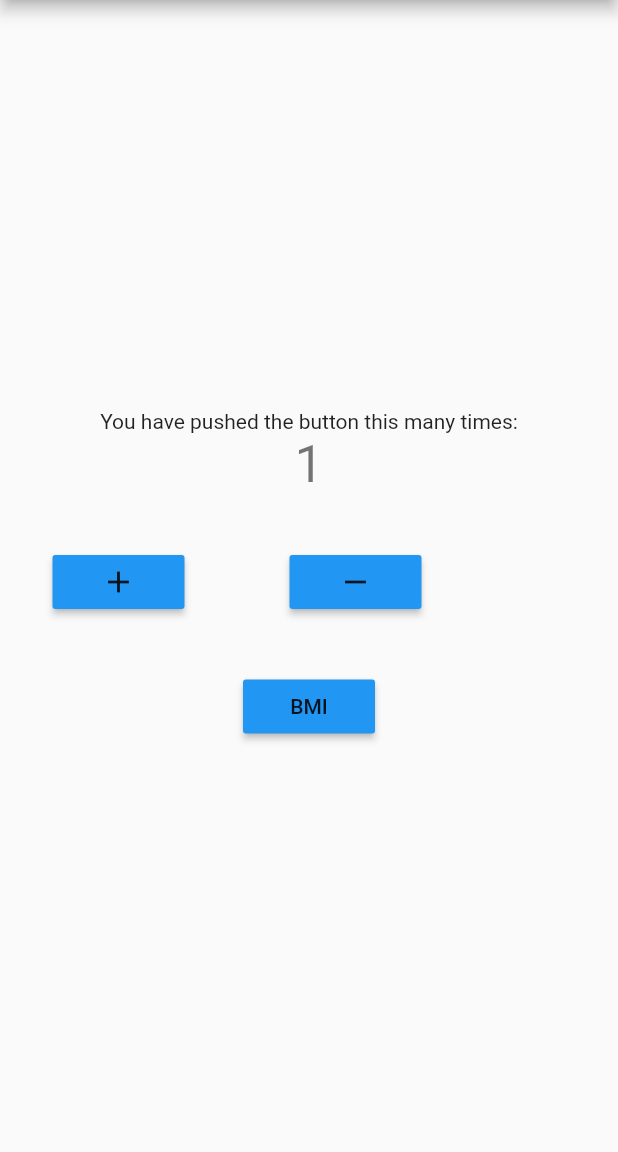
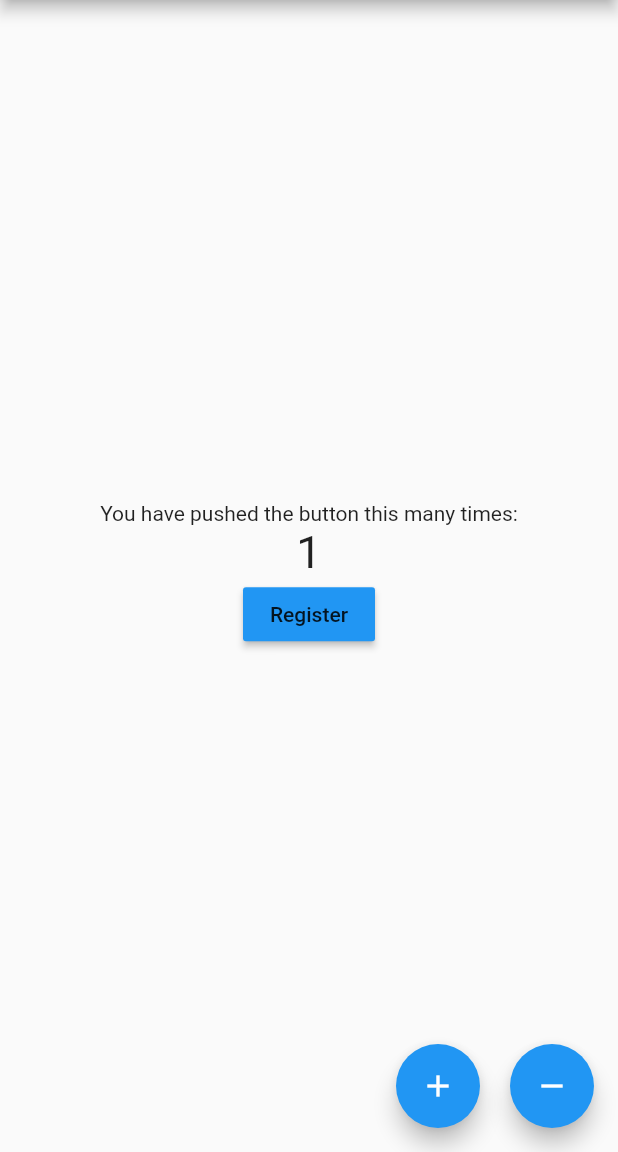
Before and after one commit to AdarshKadrolli1998/provider, a Flutter app: the screen it shows after launch, after a tap on the "add" icon, on a phone screen of 412 x 824 dp, the part 84-1236 px from its top. Run offline on Flutter 3.47's test engine with Material 2 defaults, Android fonts, the phone set to English and light mode, and no system bars.

Commit message:
Add files via upload

```diff
--- /dev/null
+++ b/lib/bloc.dart
@@ -0,0 +1,32 @@
+import 'dart:async';
+import 'event_counter.dart';
+
+// ignore: camel_case_types
+class Bloc_Counter{
+  int _counter = 0;
+
+  final _counterStateController = StreamController<int>();
+
+  StreamSink<int> get _inCounter =>_counterStateController.sink;
+  Stream<int> get counter =>_counterStateController.stream;
+
+  final _counterEventController = StreamController<EventCounter>();
+  Sink<EventCounter> get counterEventSink =>_counterEventController.sink;
+
+  Bloc_Counter(){
+    _counterEventController.stream.listen((_mapEventToState));
+  }
+
+  void _mapEventToState(EventCounter event){
+    if(event is IncrementEvent)
+      _counter++;
+    else
+      _counter--;
+    _inCounter.add(_counter);
+  }
+
+  void dispose(){
+    _counterStateController.close();
+    _counterEventController.close();
+  }
+}
--- a/lib/bmi.dart
+++ b/lib/bmi.dart
@@ -1,8 +1,8 @@
 import 'package:flutter/material.dart';
 import 'package:provider/provider.dart';
 import 'bmi_provider.dart';
-import 'demo_provider.dart';
 
+// ignore: camel_case_types
 class BMI_Calc extends StatelessWidget {
   @override
   Widget build(BuildContext context) {
--- /dev/null
+++ b/lib/demo_bloc.dart
@@ -0,0 +1,105 @@
+import 'package:flutter/cupertino.dart';
+import 'package:flutter/material.dart';
+import 'bloc.dart';
+import 'event_counter.dart';
+import 'register.dart';
+
+class Bloc extends StatelessWidget {
+  // This widget is the root of your application.
+  @override
+  Widget build(BuildContext context) {
+    return MaterialApp(
+      title: 'Flutter Demo',
+      debugShowCheckedModeBanner: false,
+      theme: ThemeData(
+        primaryColor: Colors.blue,
+
+        visualDensity: VisualDensity.adaptivePlatformDensity,
+      ),
+      home: DemoBloc(),
+    );
+  }
+}
+
+class DemoBloc extends StatefulWidget {
+  @override
+  _MyHomePageState createState() => _MyHomePageState();
+}
+
+class _MyHomePageState extends State<DemoBloc> {
+  final _bloc = Bloc_Counter();
+  @override
+  Widget build(BuildContext context) {
+    return Scaffold(
+      appBar: AppBar(
+        title: Text("Demo"),
+      ),
+      body: Center(
+        child: StreamBuilder(
+          stream: _bloc.counter,
+          initialData: 0,
+          builder: (BuildContext context,AsyncSnapshot<int> snapshot){
+            return Column(
+              mainAxisAlignment: MainAxisAlignment.center,
+              children: <Widget>[
+                Text('You have pushed the button this many times:',),
+                Text(
+                    '${snapshot.data}',
+                    style: TextStyle(fontSize: 30)
+                ),
+                Row(
+                  mainAxisAlignment: MainAxisAlignment.center,
+                  children: [
+                    Container(
+                      padding: const EdgeInsets.all(0),
+                      child: RaisedButton(
+                        color: Colors.blue,
+                        onPressed: () { Navigator.push(
+                          context,
+                          MaterialPageRoute(builder: (context) => Register(),),
+                        );
+                        },
+                        child: Text("Register"),
+                      ),
+                    ),
+                  ],
+                )
+              ],
+            );
+          },
+        ),
+      ),
+      floatingActionButton: Row(
+        mainAxisAlignment: MainAxisAlignment.end,
+        children: <Widget>[
+          FloatingActionButton(
+            heroTag: "btn1",
+            child: Icon(Icons.add),
+            onPressed: (){
+              //class bloc class by passing IncrementEvent
+              _bloc.counterEventSink.add(IncrementEvent());
+            },
+          ),
+          SizedBox(
+            width: 20,
+          ),
+          FloatingActionButton(
+            heroTag: "btn2",
+            child: Icon(Icons.remove),
+            onPressed: (){
+              //class bloc class by passing DecrementEvent
+              _bloc.counterEventSink.add(DecrementEvent());
+            },
+          )
+        ],
+      ),
+    );
+  }
+
+  @override
+  void dispose() {
+    super.dispose();
+    //dispose all the controller
+    _bloc.dispose();
+  }
+}
--- a/lib/demo_provider.dart
+++ b/lib/demo_provider.dart
@@ -3,6 +3,7 @@ import 'package:provider/provider.dart';
 import 'bmi.dart';
 import 'counter.dart';
 
+// ignore: camel_case_types
 class Demo_Provider extends StatelessWidget {
   @override
   Widget build(BuildContext context) {
--- /dev/null
+++ b/lib/event_counter.dart
@@ -0,0 +1,7 @@
+abstract class EventCounter{}
+
+//abstract class to find out which Event was occurred
+
+class IncrementEvent extends EventCounter{}
+
+class DecrementEvent extends EventCounter{}
--- a/lib/main.dart
+++ b/lib/main.dart
@@ -1,10 +1,11 @@
 import 'package:flutter/material.dart';
 
+import 'demo_bloc.dart';
 import 'demo_provider.dart';
 void main() {
-  runApp(MyApp());
+  runApp(App1());
 }
-class MyApp extends StatelessWidget {
+class App1 extends StatelessWidget {
   @override
   Widget build(BuildContext context) {
     return MaterialApp(
@@ -13,7 +14,7 @@ class MyApp extends StatelessWidget {
         primarySwatch: Colors.blue,
         visualDensity: VisualDensity.adaptivePlatformDensity,
       ),
-      home: Demo_Provider(),
+      home: Bloc(),
     );
   }
 }
--- a/pubspec.yaml
+++ b/pubspec.yaml
@@ -29,6 +29,7 @@ dependencies:
   # Use with the CupertinoIcons class for iOS style icons.
   cupertino_icons: ^1.0.0
   provider: ^4.3.3
+  flutter_bloc: ^6.1.1
 
 dev_dependencies:
   flutter_test:
```
Also changed, not shown: lib/register.dart (added, +131 -0 lines).
